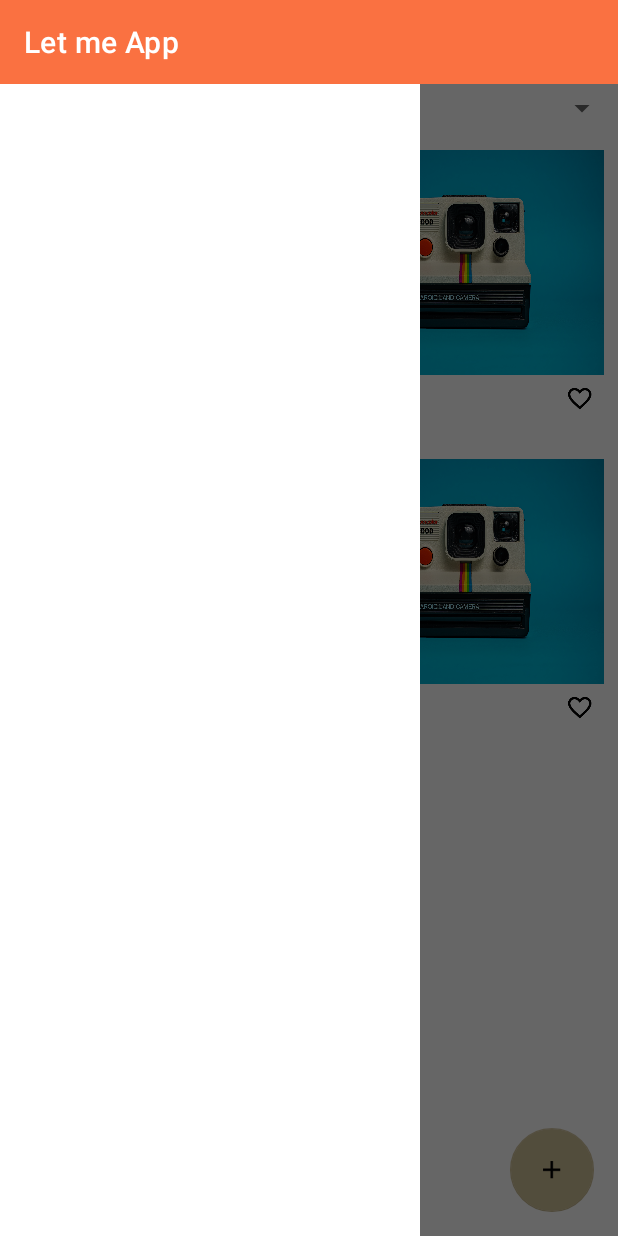
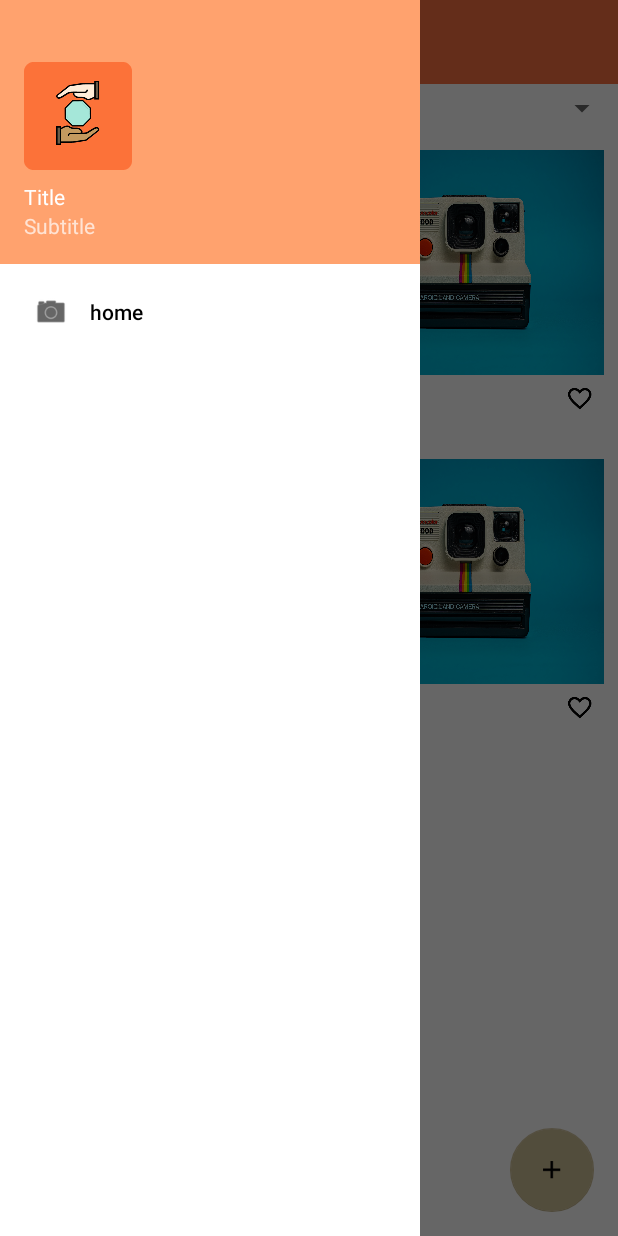
Before and after one commit to FJAranda/LetmeApp, an Android app: the MainActivity screen opened directly, with no data from a screen before it, with the side drawer open, on a phone screen of 412 x 824 dp. Run offline under Robolectric (Android 15) with nearby library versions, the phone set to English and light mode, and no system bars; our stand-ins replace navigation-ui.

Commit message:
Navigation Drawer Added.

```diff
--- a/app/src/main/AndroidManifest.xml
+++ b/app/src/main/AndroidManifest.xml
@@ -12,7 +12,7 @@
         <activity
             android:name=".ui.MainActivity"
             android:exported="false"
-            android:theme="@style/Theme.LetMeApp"
+            android:theme="@style/Theme.LetMeApp.NoActionBar"
             />
         <activity
             android:name=".ui.login.LoginActivity"
--- a/app/src/main/java/com/example/letmeapp/ui/MainActivity.java
+++ b/app/src/main/java/com/example/letmeapp/ui/MainActivity.java
@@ -1,26 +1,48 @@
 package com.example.letmeapp.ui;
 
 import androidx.appcompat.app.AppCompatActivity;
+import androidx.appcompat.widget.Toolbar;
+import androidx.drawerlayout.widget.DrawerLayout;
 import androidx.navigation.NavController;
-import androidx.navigation.fragment.NavHostFragment;
+import androidx.navigation.Navigation;
 import androidx.navigation.ui.AppBarConfiguration;
 import androidx.navigation.ui.NavigationUI;
 
 import android.os.Bundle;
 
 import com.example.letmeapp.R;
+import com.example.letmeapp.databinding.ActivityMainBinding;
 import com.google.android.material.navigation.NavigationView;
 
 public class MainActivity extends AppCompatActivity {
+    private AppBarConfiguration appBarConfiguration;
+    private ActivityMainBinding binding;
 
     @Override
     protected void onCreate(Bundle savedInstanceState) {
         super.onCreate(savedInstanceState);
-        setContentView(R.layout.activity_main);
+        binding = ActivityMainBinding.inflate(getLayoutInflater());
+        setContentView(binding.getRoot());
 
-        NavHostFragment navHostFragment = (NavHostFragment) getSupportFragmentManager().findFragmentById(R.id.nav_host_fragment);
-        NavController navController = navHostFragment.getNavController();
-        NavigationView navView = findViewById(R.id.nav_view);
-        NavigationUI.setupWithNavController(navView, navController);
+        setSupportActionBar(binding.appBarMain.toolbar);
+
+        binding.appBarMain.fab.setOnClickListener( v  ->{
+            //TODO: Implementar accion fab
+        });
+
+        NavController navController = Navigation.findNavController(this, R.id.nav_host_fragment);
+        DrawerLayout drawerLayout = binding.drawerLayout;
+        NavigationView  navigationView = binding.navView;
+
+        appBarConfiguration = new AppBarConfiguration.Builder(navController.getGraph()).setOpenableLayout(drawerLayout).build();
+        NavigationUI.setupActionBarWithNavController(this, navController, appBarConfiguration);
+        NavigationUI.setupWithNavController(navigationView, navController);
+    }
+
+    @Override
+    public boolean onSupportNavigateUp() {
+        NavController navController = Navigation.findNavController(this, R.id.nav_host_fragment);
+        return NavigationUI.navigateUp(navController, appBarConfiguration)
+                || super.onSupportNavigateUp();
     }
 }
--- a/app/src/main/java/com/example/letmeapp/ui/dashboard/DashboardFragment.java
+++ b/app/src/main/java/com/example/letmeapp/ui/dashboard/DashboardFragment.java
@@ -7,7 +7,6 @@ import androidx.annotation.Nullable;
 import androidx.drawerlayout.widget.DrawerLayout;
 import androidx.fragment.app.Fragment;
 import androidx.navigation.NavController;
-import androidx.navigation.Navigation;
 import androidx.navigation.fragment.NavHostFragment;
 import androidx.navigation.ui.AppBarConfiguration;
 import androidx.recyclerview.widget.GridLayoutManager;
@@ -42,16 +41,6 @@ public class DashboardFragment extends Fragment {
     public void onViewCreated(@NonNull View view, @Nullable Bundle savedInstanceState) {
         super.onViewCreated(view, savedInstanceState);
         initRVDashboard();
-        setNavigationDrawer();
-    }
-
-    private void setNavigationDrawer() {
-        NavController navController = NavHostFragment.findNavController(this);
-        DrawerLayout drawerLayout = (DrawerLayout) DrawerLayout.inflate(getActivity(),R.layout.drawer_layout, null);
-        AppBarConfiguration appBarConfiguration =
-                new AppBarConfiguration.Builder(navController.getGraph())
-                        .setOpenableLayout(drawerLayout)
-                        .build();
     }
 
     private void initRVDashboard() {
--- /dev/null
+++ b/app/src/main/java/com/example/letmeapp/ui/object/ObjectFragment.java
@@ -0,0 +1,26 @@
+package com.example.letmeapp.ui.object;
+
+import android.os.Bundle;
+
+import androidx.fragment.app.Fragment;
+
+import android.view.LayoutInflater;
+import android.view.View;
+import android.view.ViewGroup;
+
+import com.example.letmeapp.R;
+
+public class ObjectFragment extends Fragment {
+
+    @Override
+    public void onCreate(Bundle savedInstanceState) {
+        super.onCreate(savedInstanceState);
+    }
+
+    @Override
+    public View onCreateView(LayoutInflater inflater, ViewGroup container,
+                             Bundle savedInstanceState) {
+        // Inflate the layout for this fragment
+        return inflater.inflate(R.layout.fragment_object, container, false);
+    }
+}
--- a/app/src/main/res/layout/activity_main.xml
+++ b/app/src/main/res/layout/activity_main.xml
@@ -3,24 +3,25 @@
     xmlns:android="http://schemas.android.com/apk/res/android"
     xmlns:app="http://schemas.android.com/apk/res-auto"
     xmlns:tools="http://schemas.android.com/tools"
+    tools:openDrawer="start"
     android:id="@+id/drawer_layout"
     android:layout_width="match_parent"
     android:layout_height="match_parent"
     android:fitsSystemWindows="true"
     >
-        <androidx.coordinatorlayout.widget.CoordinatorLayout
-            android:layout_width="match_parent"
-            android:layout_height="match_parent"
-            tools:context=".ui.MainActivity">
 
-            <include layout="@layout/content_main"></include>
-
-        </androidx.coordinatorlayout.widget.CoordinatorLayout>
+    <include
+        android:id="@+id/app_bar_main"
+        layout="@layout/app_bar_main"
+        android:layout_width="match_parent"
+        android:layout_height="match_parent" />
 
     <com.google.android.material.navigation.NavigationView
         android:id="@+id/nav_view"
         android:layout_width="wrap_content"
         android:layout_height="match_parent"
         android:layout_gravity="start"
-        android:fitsSystemWindows="true"></com.google.android.material.navigation.NavigationView>
+        app:headerLayout="@layout/nav_header"
+        app:menu="@menu/nav_menu"
+        android:fitsSystemWindows="true" />
     </androidx.drawerlayout.widget.DrawerLayout>
--- /dev/null
+++ b/app/src/main/res/layout/app_bar_main.xml
@@ -0,0 +1,34 @@
+<?xml version="1.0" encoding="utf-8"?>
+<androidx.coordinatorlayout.widget.CoordinatorLayout xmlns:android="http://schemas.android.com/apk/res/android"
+    xmlns:app="http://schemas.android.com/apk/res-auto"
+    xmlns:tools="http://schemas.android.com/tools"
+    android:layout_width="match_parent"
+    android:layout_height="match_parent"
+    tools:context=".ui.MainActivity">
+
+    <com.google.android.material.appbar.AppBarLayout
+        android:layout_width="match_parent"
+        android:layout_height="wrap_content"
+        android:theme="@style/Theme.LetMeApp.AppBarOverlay">
+
+        <androidx.appcompat.widget.Toolbar
+            android:id="@+id/toolbar"
+            android:layout_width="match_parent"
+            android:layout_height="?attr/actionBarSize"
+            android:background="?attr/colorPrimary"
+            app:popupTheme="@style/Theme.LetMeApp.AppBarOverlay" />
+
+    </com.google.android.material.appbar.AppBarLayout>
+
+    <include layout="@layout/content_main" />
+
+    <com.google.android.material.floatingactionbutton.FloatingActionButton
+        android:id="@+id/fab"
+        android:layout_width="wrap_content"
+        android:layout_height="wrap_content"
+        android:layout_gravity="bottom|end"
+        android:layout_marginEnd="@dimen/fab_margin"
+        android:layout_marginBottom="16dp"
+        app:srcCompat="@drawable/ic_add" />
+
+</androidx.coordinatorlayout.widget.CoordinatorLayout>
--- a/app/src/main/res/layout/content_main.xml
+++ b/app/src/main/res/layout/content_main.xml
@@ -2,18 +2,20 @@
 <androidx.constraintlayout.widget.ConstraintLayout xmlns:android="http://schemas.android.com/apk/res/android"
     android:layout_width="match_parent"
     android:layout_height="match_parent"
+    xmlns:tools="http://schemas.android.com/tools"
+    app:layout_behavior="@string/appbar_scrolling_view_behavior"
+    tools:showIn="@layout/app_bar_main"
     xmlns:app="http://schemas.android.com/apk/res-auto">
 
-    <androidx.fragment.app.FragmentContainerView
+    <fragment
         android:id="@+id/nav_host_fragment"
         android:name="androidx.navigation.fragment.NavHostFragment"
-        android:layout_width="0dp"
-        android:layout_height="0dp"
+        android:layout_width="match_parent"
+        android:layout_height="match_parent"
+        app:defaultNavHost="true"
         app:layout_constraintLeft_toLeftOf="parent"
         app:layout_constraintRight_toRightOf="parent"
         app:layout_constraintTop_toTopOf="parent"
-        app:layout_constraintBottom_toBottomOf="parent"
-        app:defaultNavHost="true"
         app:navGraph="@navigation/nav_graph" />
 
 </androidx.constraintlayout.widget.ConstraintLayout>
--- a/app/src/main/res/layout/drawer_layout.xml
+++ /dev/null
@@ -1,13 +0,0 @@
-<?xml version="1.0" encoding="utf-8"?>
-<androidx.drawerlayout.widget.DrawerLayout xmlns:android="http://schemas.android.com/apk/res/android"
-    xmlns:app="http://schemas.android.com/apk/res-auto"
-    xmlns:tools="http://schemas.android.com/tools"
-    android:layout_width="match_parent"
-    android:layout_height="match_parent">
-
-    <TextView
-        android:id="@+id/textView"
-        android:layout_width="wrap_content"
-        android:layout_height="wrap_content"
-        android:text="TextView" />
-</androidx.drawerlayout.widget.DrawerLayout>
--- a/app/src/main/res/layout/fragment_dashboard.xml
+++ b/app/src/main/res/layout/fragment_dashboard.xml
@@ -30,13 +30,4 @@
             app:layout_constraintTop_toBottomOf="@+id/spCategorias" />
     </androidx.constraintlayout.widget.ConstraintLayout>
 
-    <com.google.android.material.floatingactionbutton.FloatingActionButton
-        android:id="@+id/floatingActionButton"
-        android:layout_width="wrap_content"
-        android:layout_height="wrap_content"
-        android:layout_gravity="bottom|end"
-        android:layout_margin="@dimen/fab_margin"
-        android:clickable="true"
-        android:elevation="@dimen/fab_elevation"
-        android:src="@drawable/ic_add" />
 </androidx.coordinatorlayout.widget.CoordinatorLayout>
--- /dev/null
+++ b/app/src/main/res/layout/nav_header.xml
@@ -0,0 +1,35 @@
+<?xml version="1.0" encoding="utf-8"?>
+<LinearLayout xmlns:android="http://schemas.android.com/apk/res/android"
+    xmlns:app="http://schemas.android.com/apk/res-auto"
+    android:layout_width="match_parent"
+    android:layout_height="@dimen/nav_header_height"
+    android:background="@color/primary_light"
+    android:gravity="bottom"
+    android:orientation="vertical"
+    android:paddingLeft="@dimen/activity_horizontal_margin"
+    android:paddingTop="@dimen/activity_vertical_margin"
+    android:paddingRight="@dimen/activity_horizontal_margin"
+    android:paddingBottom="@dimen/activity_vertical_margin"
+    android:theme="@style/ThemeOverlay.AppCompat.Dark">
+
+    <ImageView
+        android:id="@+id/imageView"
+        android:layout_width="wrap_content"
+        android:layout_height="wrap_content"
+        android:contentDescription="@string/nav_header_desc"
+        android:paddingTop="@dimen/nav_header_vertical_spacing"
+        app:srcCompat="@mipmap/ic_launcher_round" />
+
+    <TextView
+        android:layout_width="match_parent"
+        android:layout_height="wrap_content"
+        android:paddingTop="@dimen/nav_header_vertical_spacing"
+        android:text="@string/nav_header_title"
+        android:textAppearance="@style/TextAppearance.AppCompat.Body1" />
+
+    <TextView
+        android:id="@+id/textView"
+        android:layout_width="wrap_content"
+        android:layout_height="wrap_content"
+        android:text="@string/nav_header_subtitle" />
+</LinearLayout>
--- /dev/null
+++ b/app/src/main/res/menu/nav_menu.xml
@@ -0,0 +1,12 @@
+<?xml version="1.0" encoding="utf-8"?>
+<menu xmlns:android="http://schemas.android.com/apk/res/android"
+    xmlns:tools="http://schemas.android.com/tools"
+    tools:showIn="navigation_view">
+
+    <group android:checkableBehavior="single">
+        <item
+            android:id="@+id/nav_home"
+            android:icon="@android:drawable/ic_menu_camera"
+            android:title="home" />
+    </group>
+</menu>
--- a/app/src/main/res/navigation/nav_graph.xml
+++ b/app/src/main/res/navigation/nav_graph.xml
@@ -7,6 +7,16 @@
     <fragment
         android:id="@+id/dashboardFragment"
         android:name="com.example.letmeapp.ui.dashboard.DashboardFragment"
-        android:label="fragment_dashboard"
-        tools:layout="@layout/fragment_dashboard" />
+        android:label="@string/app_name"
+        tools:layout="@layout/fragment_dashboard"
+        >
+        <action
+            android:id="@+id/action_dashboardFragment_to_objectFragment"
+            app:destination="@id/objectFragment" />
+    </fragment>
+    <fragment
+        android:id="@+id/objectFragment"
+        android:name="com.example.letmeapp.ui.object.ObjectFragment"
+        android:label="Object"
+        tools:layout="@layout/fragment_object"/>
 </navigation>
--- a/app/src/main/res/values/dimens.xml
+++ b/app/src/main/res/values/dimens.xml
@@ -5,4 +5,8 @@
     <dimen name="til_margin_standard">16dp</dimen>
     <dimen name="fab_elevation">6dp</dimen>
     <dimen name="fab_margin">16dp</dimen>
+    <dimen name="nav_header_height">176dp</dimen>
+    <dimen name="activity_horizontal_margin">16dp</dimen>
+    <dimen name="activity_vertical_margin">16dp</dimen>
+    <dimen name="nav_header_vertical_spacing">8dp</dimen>
 </resources>
--- a/app/src/main/res/values/strings.xml
+++ b/app/src/main/res/values/strings.xml
@@ -21,4 +21,7 @@
     <string name="strEdit">Edit</string>
     <!-- TODO: Remove or change this placeholder text -->
     <string name="hello_blank_fragment">Hello blank fragment</string>
+    <string name="nav_header_desc">Description</string>
+    <string name="nav_header_title">Title</string>
+    <string name="nav_header_subtitle">Subtitle</string>
 </resources>
--- a/app/src/main/res/values/themes.xml
+++ b/app/src/main/res/values/themes.xml
@@ -17,4 +17,7 @@
         <item name="windowActionBar">false</item>
         <item name="windowNoTitle">true</item>
     </style>
+
+    <style name="Theme.LetMeApp.AppBarOverlay" parent="ThemeOverlay.AppCompat.Dark.ActionBar" />
+    <style name="Theme.LetMeApp.PopupOverlay" parent="ThemeOverlay.AppCompat.Light" />
 </resources>
```
